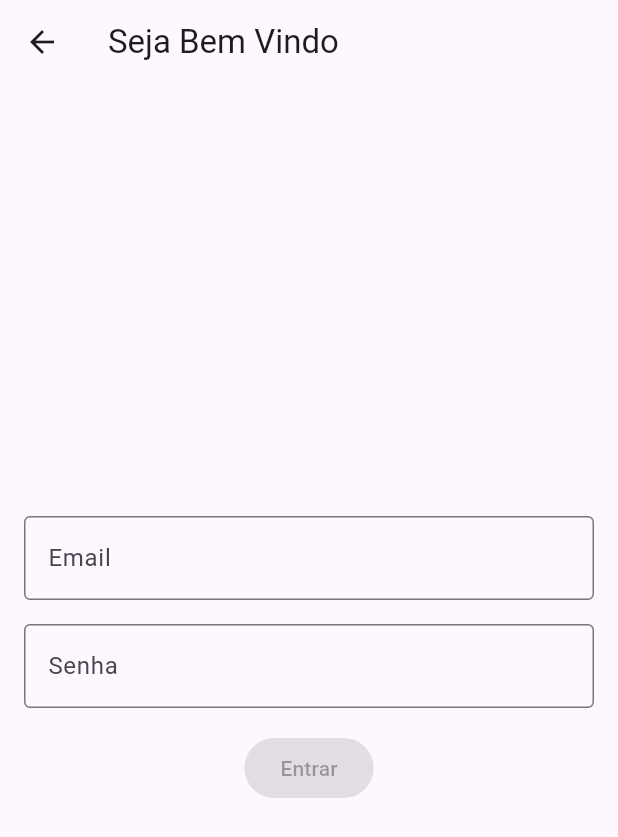
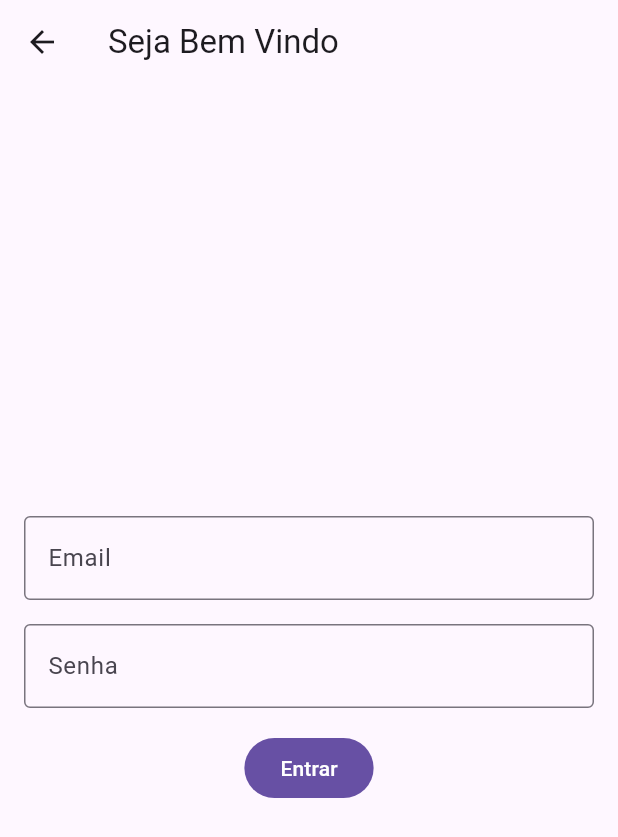
Before and after one commit to EneiasAlmeida/Gerenciador_de_financas, a Flutter app: the Login screen opened by its route, on a phone screen of 412 x 824 dp. Shown: the top 837 px of the screen. Run offline on Flutter 3.47's test engine with Material 3 defaults, Android fonts, the phone set to English and light mode, and no system bars; our stand-ins replace email_validator.

Commit message:
inclusao de validacoes para os campos das telas login e register

```diff
--- a/lib/main.dart
+++ b/lib/main.dart
@@ -14,10 +14,10 @@ class MainApp extends StatelessWidget {
   @override
   Widget build(BuildContext context) {
     return MaterialApp(
-       initialRoute: '/cadastro',
+       initialRoute: '/register',
        routes: {
-        '/login': (_) => const Login(),
-        '/register': (_) => const Register(),
+        '/login': (_) => Login(),
+        '/register': (_) => Register(),
         '/listagem': (_) => const Listagem(),
         '/cadastro': (_) => const Cadastro()
        },
--- a/lib/shared/campo_texto_personalizado.dart
+++ b/lib/shared/campo_texto_personalizado.dart
@@ -4,12 +4,18 @@ class CampoTextoPersonalizado extends StatelessWidget {
   final String label;
   final TextInputType inputType;
   final bool isPassword;
+  final TextInputAction action;
+  final TextEditingController? controller;
+  final String? Function(String?) validator;
 
-  const CampoTextoPersonalizado({
+  const CampoTextoPersonalizado({ // Metodo construtor
     super.key,
     required this.label,
     required this.inputType,
+    required this.validator,
+    this.controller,
     this.isPassword = false,
+    this.action = TextInputAction.next,
   });
 
   @override
@@ -17,13 +23,16 @@ class CampoTextoPersonalizado extends StatelessWidget {
     return Padding(
       padding: const EdgeInsets.only(bottom: 16),
       child: TextFormField(
-        validator: (value) { return null; },
+        validator: validator,
         decoration: InputDecoration(
           labelText: label,
           border: const OutlineInputBorder(),
         ),
         keyboardType: inputType,
         obscureText: isPassword,
+        controller: controller,
+        textInputAction: action,
+
       ),
     );
   }
--- a/lib/views_telas/login/login.dart
+++ b/lib/views_telas/login/login.dart
@@ -1,9 +1,13 @@
+import 'package:email_validator/email_validator.dart';
 import 'package:flutter/material.dart';
 import 'package:gerenciador/shared/campo_texto_personalizado.dart';
 
 
 class Login extends StatelessWidget {
-  const Login({super.key});
+  Login({super.key});
+
+  final _emailController = TextEditingController();
+  final _formKey = GlobalKey<FormState>();
 
   @override
   Widget build(BuildContext context) {
@@ -11,26 +15,46 @@ class Login extends StatelessWidget {
       appBar: AppBar(
         title: const Text('Seja Bem Vindo'),
       ),
-      body: const Padding(
-        padding: EdgeInsets.all(16),
+      body: Padding(
+        padding: const EdgeInsets.all(16),      //Cria inserções onde todos os deslocamentos são valores
+        child: Form(
+          key: _formKey,
           child: Column(
-          mainAxisAlignment: MainAxisAlignment.center,
+            mainAxisAlignment: MainAxisAlignment.center,  //Cria uma matriz vertical de filhos.
             children: [
               CampoTextoPersonalizado(
+                controller: _emailController,
                 label: 'Email',
                 inputType: TextInputType.emailAddress,
+                validator: (value) {
+                  if (value == null || !EmailValidator.validate(value)) {
+                    return 'Email inválido!';
+                  }
+                  return null; // Tudo OK
+                },
+                //Tipo de entrada de texto
               ),
               CampoTextoPersonalizado(
                 label: 'Senha',
                 inputType: TextInputType.visiblePassword,
+                validator: (value) {
+                  if (value == null || value.length < 8) {
+                    return 'Senha inválida!';
+                  }
+                  return null; //Tudo ok
+                },
                 isPassword: true,
               ),
-            FilledButton(
-              onPressed: null,
-              child: Text('Entrar'),
+              FilledButton(    //Botão preenchido  - fill=preencher
+                onPressed: () {
+                  if(_formKey.currentState!.validate()){
+                      //logar o usuário
+                    }
+                },
+                child: const Text('Entrar'),
               ),
             ],
-
+          )
         ),
       ),
     );
--- a/pubspec.yaml
+++ b/pubspec.yaml
@@ -1,19 +1,20 @@
 name: gerenciador
 description: "A new Flutter project."
-publish_to: 'none'
+publish_to: "none"
 version: 0.1.0
 
 environment:
   sdk: ^3.5.3
 
 dependencies:
+  email_validator: ^3.0.0
   flutter:
     sdk: flutter
 
 dev_dependencies:
+  flutter_lints: ^4.0.0
   flutter_test:
     sdk: flutter
-  flutter_lints: ^4.0.0
 
 flutter:
   uses-material-design: true
```
Also changed, not shown: lib/views_telas/cadastro/cadastro.dart (+7 -3 lines), lib/views_telas/listagem/listagem.dart (+3 -5 lines), lib/views_telas/register/register.dart (+41 -7 lines), pubspec.lock. Lines whose indentation alone changed are shown as unchanged.
